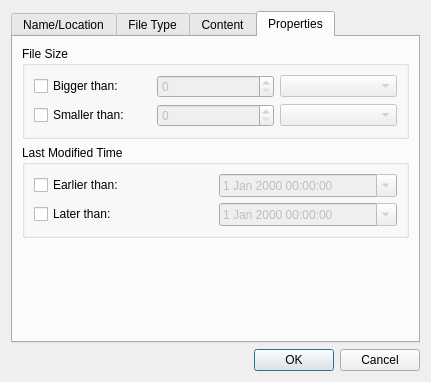
Qt form pcmanfm/file-search.ui (lxqt/pcmanfm-qt) before a commit.
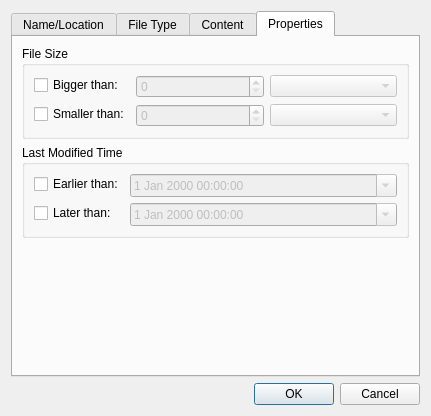
The same form after that commit. The open tabs and pages were chosen to show the change. Icons and pictures are not drawn.

Commit message: * Add a shortcut key "F3" for launching the file searching utility. * Small UI layout adjistment.

Patch:
```diff
--- a/pcmanfm/file-search.ui
+++ b/pcmanfm/file-search.ui
@@ -7,7 +7,7 @@
     <x>0</x>
     <y>0</y>
     <width>431</width>
-    <height>359</height>
+    <height>416</height>
    </rect>
   </property>
   <property name="windowTitle">
@@ -256,7 +256,7 @@
          <property name="title">
           <string>File Size</string>
          </property>
-         <layout class="QGridLayout" name="gridLayout">
+         <layout class="QFormLayout" name="formLayout_3">
           <item row="0" column="0">
            <widget class="QCheckBox" name="checkBox_12">
             <property name="text">
@@ -265,19 +265,23 @@
            </widget>
           </item>
           <item row="0" column="1">
+           <layout class="QHBoxLayout" name="horizontalLayout_2">
+            <item>
            <widget class="QSpinBox" name="spinBox">
             <property name="enabled">
              <bool>false</bool>
             </property>
            </widget>
           </item>
-          <item row="0" column="2">
+            <item>
            <widget class="QComboBox" name="comboBox">
             <property name="enabled">
              <bool>false</bool>
             </property>
            </widget>
           </item>
+           </layout>
+          </item>
           <item row="1" column="0">
            <widget class="QCheckBox" name="checkBox_13">
             <property name="text">
@@ -286,13 +290,15 @@
            </widget>
           </item>
           <item row="1" column="1">
+           <layout class="QHBoxLayout" name="horizontalLayout_3">
+            <item>
            <widget class="QSpinBox" name="spinBox_2">
             <property name="enabled">
              <bool>false</bool>
             </property>
            </widget>
           </item>
-          <item row="1" column="2">
+            <item>
            <widget class="QComboBox" name="comboBox_2">
             <property name="enabled">
              <bool>false</bool>
@@ -300,6 +306,8 @@
            </widget>
           </item>
          </layout>
+          </item>
+         </layout>
         </widget>
        </item>
        <item>
@@ -307,7 +315,7 @@
          <property name="title">
           <string>Last Modified Time</string>
          </property>
-         <layout class="QGridLayout" name="gridLayout_2">
+         <layout class="QFormLayout" name="formLayout_2">
           <item row="0" column="0">
            <widget class="QCheckBox" name="checkBox_14">
             <property name="text">
@@ -315,6 +323,16 @@
             </property>
            </widget>
           </item>
+          <item row="0" column="1">
+           <widget class="QDateTimeEdit" name="dateTimeEdit">
+            <property name="enabled">
+             <bool>false</bool>
+            </property>
+            <property name="calendarPopup">
+             <bool>true</bool>
+            </property>
+           </widget>
+          </item>
           <item row="1" column="0">
            <widget class="QCheckBox" name="checkBox_15">
             <property name="text">
@@ -332,16 +350,6 @@
             </property>
            </widget>
           </item>
-          <item row="0" column="1">
-           <widget class="QDateTimeEdit" name="dateTimeEdit">
-            <property name="enabled">
-             <bool>false</bool>
-            </property>
-            <property name="calendarPopup">
-             <bool>true</bool>
-            </property>
-           </widget>
-          </item>
          </layout>
         </widget>
        </item>
```
Left out of the diff: 11 changed lines with no effect on the pictures. Lines whose indentation alone changed are shown as unchanged. The commit also changes 2 other files.
